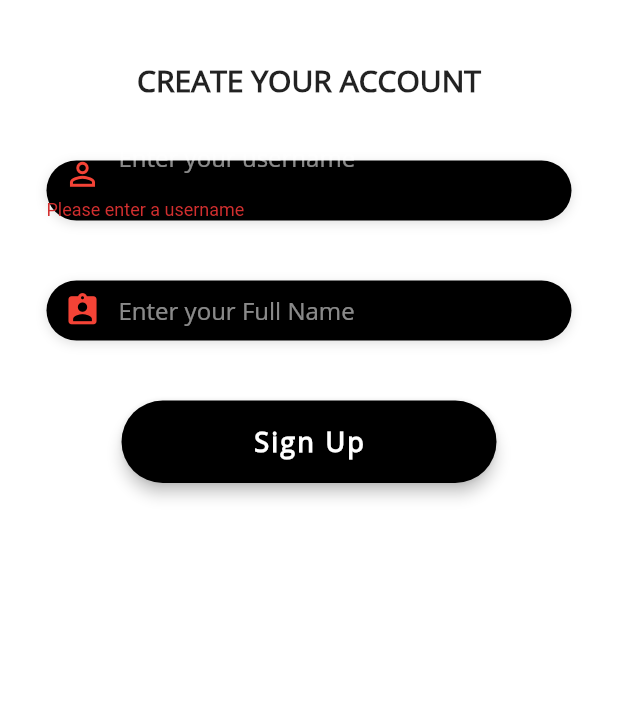
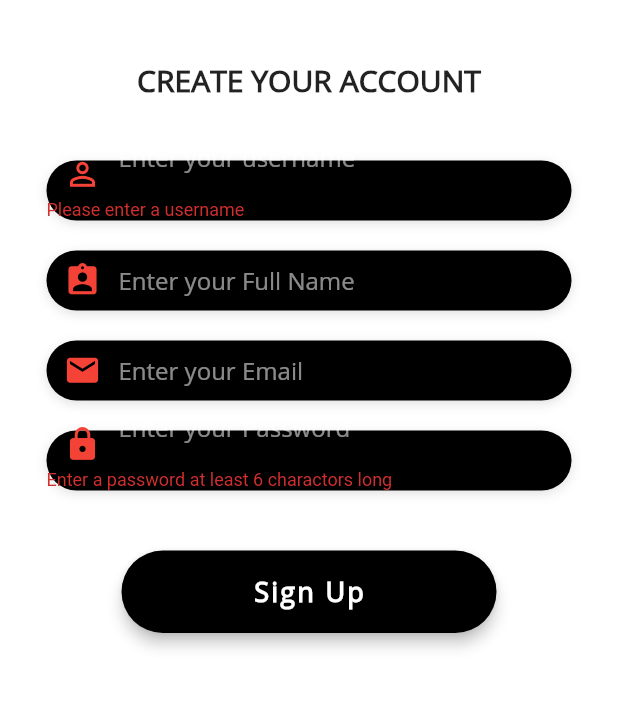
Before and after one commit to fikokwu/pint_size, a Flutter app: the SignUpScreen screen opened directly, after a tap on "Sign Up", on a phone screen of 412 x 824 dp, the part 315-1025 px from its top. Run offline on Flutter 3.47's test engine with Material 2 defaults, Android fonts, the phone set to English and light mode, and no system bars; our stand-ins replace cloud_firestore, firebase_auth, flutter_screenutil, flutter_signin_button, google_sign_in, rxdart and 2 more; accounts and stored records are empty.

Commit message:
sign up using email works!

```diff
--- a/lib/screens/signup_screen.dart
+++ b/lib/screens/signup_screen.dart
@@ -16,16 +16,13 @@ class SignUpScreen extends StatefulWidget {
 class _SignUpScreenState extends State<SignUpScreen> {
   final AuthenticationService _authenticationService = AuthenticationService();
   final _formkey = GlobalKey<FormState>();
-  final _formkey2 = GlobalKey<FormState>();
-  final _formkey3 = GlobalKey<FormState>();
-  final _formkey4 = GlobalKey<FormState>();
-  final _formkey5 = GlobalKey<FormState>();
 
   //Text Fields State
   String email = "";
   String password = "";
   String userName = "";
   String fullName = "";
+  String error = "";
 
   @override
   Widget build(BuildContext context) {
@@ -94,7 +91,7 @@ class _SignUpScreenState extends State<SignUpScreen> {
                   },
                 ),
               ),
-              SizedBox(height: 40),
+              SizedBox(height: 20),
               Container(
                 alignment: Alignment.centerLeft,
                 decoration: kBoxDecorationStyle,
@@ -122,7 +119,66 @@ class _SignUpScreenState extends State<SignUpScreen> {
                   },
                 ),
               ),
-              SizedBox(height: 40),
+              SizedBox(height: 20),
+              Container(
+                alignment: Alignment.centerLeft,
+                decoration: kBoxDecorationStyle,
+                height: 40.0,
+                width: 350,
+                child: TextField(
+                  keyboardType: TextInputType.emailAddress,
+                  style: TextStyle(
+                    color: Colors.white,
+                    fontFamily: 'OpenSans',
+                  ),
+                  decoration: InputDecoration(
+                    border: InputBorder.none,
+                    contentPadding: EdgeInsets.only(top: 5.0),
+                    prefixIcon: Icon(
+                      Icons.email,
+                      size: 25,
+                      color: Colors.red,
+                    ),
+                    hintText: 'Enter your Email',
+                    hintStyle: kHintTextStyle,
+                  ),
+                  onChanged: (value) {
+                    setState(() => email = value);
+                  },
+                ),
+              ),
+              SizedBox(height: 20.0),
+              Container(
+                alignment: Alignment.centerLeft,
+                decoration: kBoxDecorationStyle,
+                height: 40.0,
+                width: 350,
+                child: TextFormField(
+                  obscureText: true,
+                  style: TextStyle(
+                    color: Colors.white,
+                    fontFamily: 'OpenSans',
+                  ),
+                  decoration: InputDecoration(
+                    border: InputBorder.none,
+                    contentPadding: EdgeInsets.only(top: 5.0),
+                    prefixIcon: Icon(
+                      Icons.lock,
+                      size: 25,
+                      color: Colors.red,
+                    ),
+                    hintText: 'Enter your Password',
+                    hintStyle: kHintTextStyle,
+                  ),
+                  validator: (val) => val.length < 6
+                      ? 'Enter a password at least 6 charactors long'
+                      : null,
+                  onChanged: (value) {
+                    setState(() => password = value);
+                  },
+                ),
+              ),
+              SizedBox(height: 40.0),
               SizedBox(
                 width: 250,
                 child: RaisedButton(
@@ -145,10 +201,22 @@ class _SignUpScreenState extends State<SignUpScreen> {
                     ),
                     onPressed: () async {
                       if (_formkey.currentState.validate()) {
-                        // print(email);
-                        // print(password);
+                        print(userName);
                         print(fullName);
-                        print(userName);
+                        print(email);
+                        print(password);
+                        dynamic result = await _authenticationService
+                            .registerWithEmailAndPassword(email, password);
+                        if (result == null) {
+                          setState(() => error = 'pleaser suply a valid email');
+                        } else {
+                          Navigator.push(
+                            context,
+                            MaterialPageRoute(
+                              builder: (context) => DashboardScreen(),
+                            ),
+                          ); // push
+                        }
                       }
                       // Navigator.push(
                       //   context,
@@ -159,6 +227,12 @@ class _SignUpScreenState extends State<SignUpScreen> {
                     } // OnPressed
                     ),
               ),
+              SizedBox (height: 15),
+              Text(
+                error,
+                style: TextStyle(color: Colors.black, fontSize: 14),
+              ),
+
             ],
           ),
         ),
--- a/lib/utilities/authentication.dart
+++ b/lib/utilities/authentication.dart
@@ -4,6 +4,8 @@ import 'package:google_sign_in/google_sign_in.dart';
 import 'package:cloud_firestore/cloud_firestore.dart';
 import 'package:pint_size/screens/login_screen.dart';
 import 'package:rxdart/rxdart.dart';
+
+import 'user.dart';
 
 class AuthenticationService {
   //these are our dependecies
@@ -37,7 +39,6 @@ class AuthenticationService {
 // Will be used when a user taps the goolge sign in button and will take them to their
 // google account so they can log in and authenticate
   Future<FirebaseUser> googleSignIn() async {
-
     try {
       loading.add(true);
       GoogleSignInAccount googleUser = await _googleSignIn.signIn();
@@ -47,7 +48,8 @@ class AuthenticationService {
         accessToken: googleAuth.accessToken,
         idToken: googleAuth.idToken,
       );
-      final AuthResult authResult = await _authFirebase.signInWithCredential(credential);
+      final AuthResult authResult =
+          await _authFirebase.signInWithCredential(credential);
 
       FirebaseUser user = authResult.user;
       updateUserData(user);
@@ -98,6 +100,22 @@ class AuthenticationService {
 
     }
   } // end of signout
+
+  Future registerWithEmailAndPassword(String email, String password) async {
+    try {
+      AuthResult result = await _authFirebase.createUserWithEmailAndPassword(
+          email: email, password: password);
+      FirebaseUser user = result.user;
+      return _userFromFirebaseUser(user);
+    } catch (e) {
+      print(e.toString());
+      return null;
+    }
+  }
+
+  User _userFromFirebaseUser (FirebaseUser user){
+    return user != null ? User(uid: user.uid) : null ;
+  }
 } // end of class
 
 final AuthenticationService authService = AuthenticationService();
```
Also changed, not shown: 4 other files.
